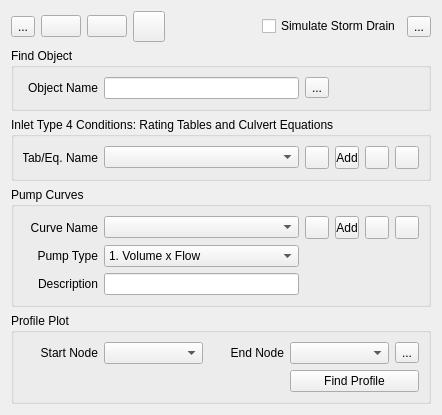
Above: flo2d/ui/storm_drain_editor.ui from FLO-2DSoftware/qgis-flo-2d-plugin before the change. Below: the same form after it.
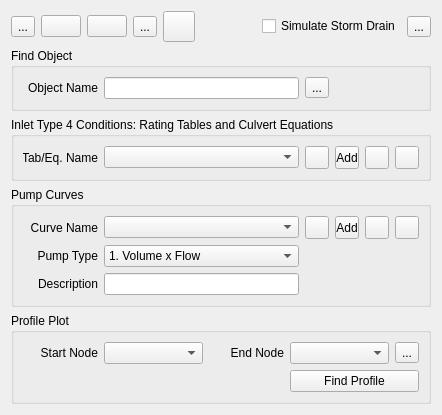
That is the form after the change. Icons and pictures are not drawn.

Commit message: Added and tested the assign max depth code

Diff of the .ui file:
```diff
--- a/flo2d/ui/storm_drain_editor.ui
+++ b/flo2d/ui/storm_drain_editor.ui
@@ -840,6 +840,23 @@
          </property>
         </widget>
        </item>
+       <item>
+        <widget class="QToolButton" name="max_depth_btn">
+         <property name="text">
+          <string>...</string>
+         </property>
+         <property name="icon">
+          <iconset>
+           <normaloff>../img/max_depth.svg</normaloff>../img/max_depth.svg</iconset>
+         </property>
+         <property name="iconSize">
+          <size>
+           <width>24</width>
+           <height>24</height>
+          </size>
+         </property>
+        </widget>
+       </item>
        <item>
         <widget class="QToolButton" name="sd_control_btn">
          <property name="toolTip">
```
The commit also changes 2 other files.
